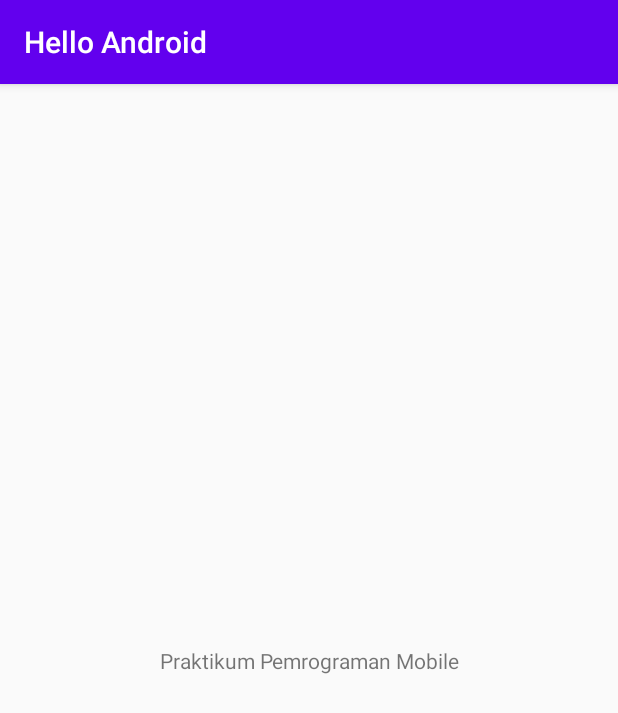
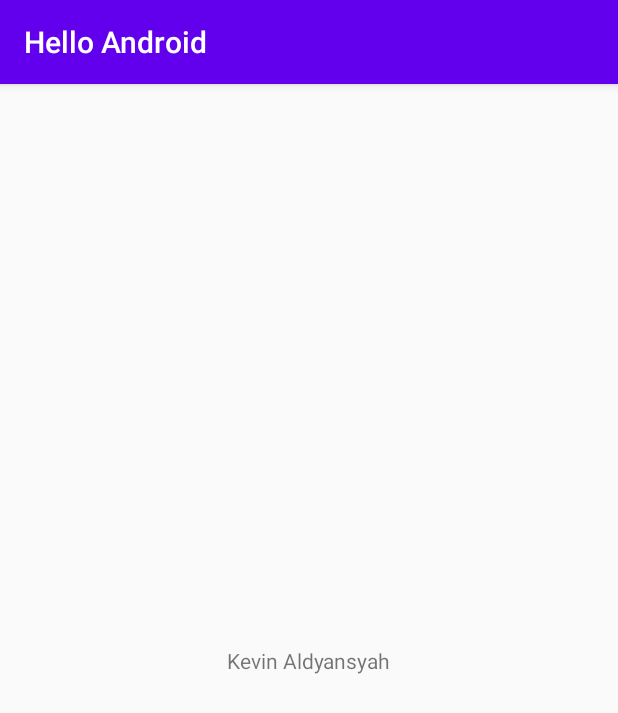
Before and after one commit to kevinaldyansyah/HelloAndroid, an Android app: the screen it shows after launch (MainActivity), on a phone screen of 412 x 824 dp. Shown: the top 713 px of the screen. Run offline under Robolectric (Android 15) with nearby library versions, the phone set to English and light mode, and no system bars.

Commit message:
Merubah pesan Praktikum Pemrograman Mobile menjadi Nama Mahasiswa (Kevin Aldyansyah)

```diff
--- a/app/src/main/res/layout/activity_main.xml
+++ b/app/src/main/res/layout/activity_main.xml
@@ -9,7 +9,7 @@
     <TextView
         android:layout_width="wrap_content"
         android:layout_height="wrap_content"
-        android:text="Praktikum Pemrograman Mobile"
+        android:text="Kevin Aldyansyah"
         app:layout_constraintBottom_toBottomOf="parent"
         app:layout_constraintLeft_toLeftOf="parent"
         app:layout_constraintRight_toRightOf="parent"
```
